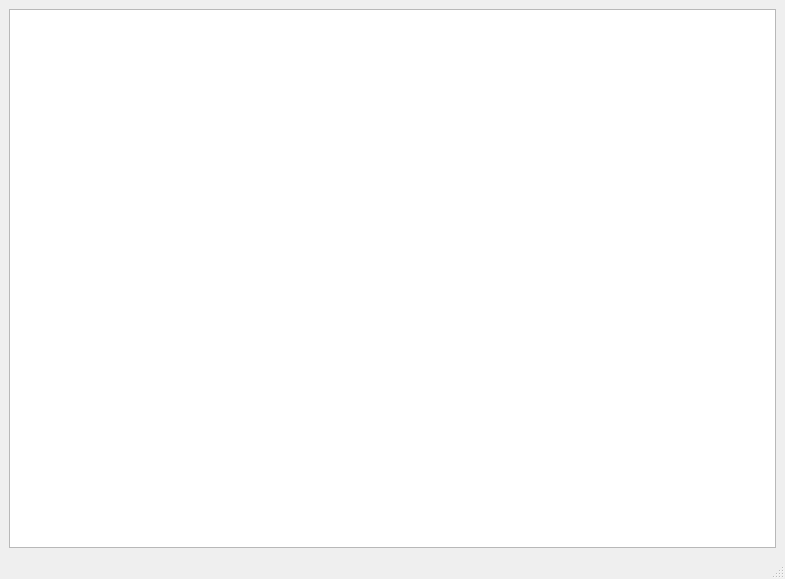
The window that main.ui (dimarog1/EspressoTasks3) describes before a commit, drawn with Qt 5.
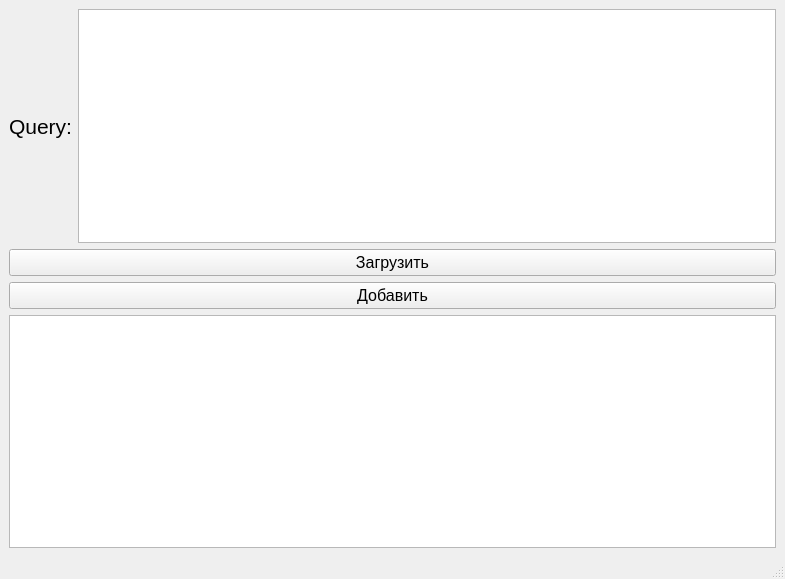
The same window after the commit.

Commit message: Задача №5

The edit to the form file:
```diff
--- a/main.ui
+++ b/main.ui
@@ -17,9 +17,52 @@
    <layout class="QGridLayout" name="gridLayout_2">
     <item row="0" column="0">
      <layout class="QGridLayout" name="gridLayout">
-      <item row="1" column="0">
+      <item row="2" column="0">
+       <widget class="QPushButton" name="pushButton">
+        <property name="font">
+         <font>
+          <pointsize>12</pointsize>
+         </font>
+        </property>
+        <property name="text">
+         <string>Загрузить</string>
+        </property>
+       </widget>
+      </item>
+      <item row="3" column="0">
+       <widget class="QPushButton" name="pushButton_3">
+        <property name="font">
+         <font>
+          <pointsize>12</pointsize>
+         </font>
+        </property>
+        <property name="text">
+         <string>Добавить</string>
+        </property>
+       </widget>
+      </item>
+      <item row="4" column="0">
        <widget class="QTableWidget" name="tableWidget"/>
       </item>
+      <item row="1" column="0">
+       <layout class="QHBoxLayout" name="horizontalLayout">
+        <item>
+         <widget class="QLabel" name="label">
+          <property name="font">
+           <font>
+            <pointsize>16</pointsize>
+           </font>
+          </property>
+          <property name="text">
+           <string>Query:</string>
+          </property>
+         </widget>
+        </item>
+        <item>
+         <widget class="QPlainTextEdit" name="textEdit"/>
+        </item>
+       </layout>
+      </item>
      </layout>
     </item>
    </layout>
```
The commit also changes 2 other files.
